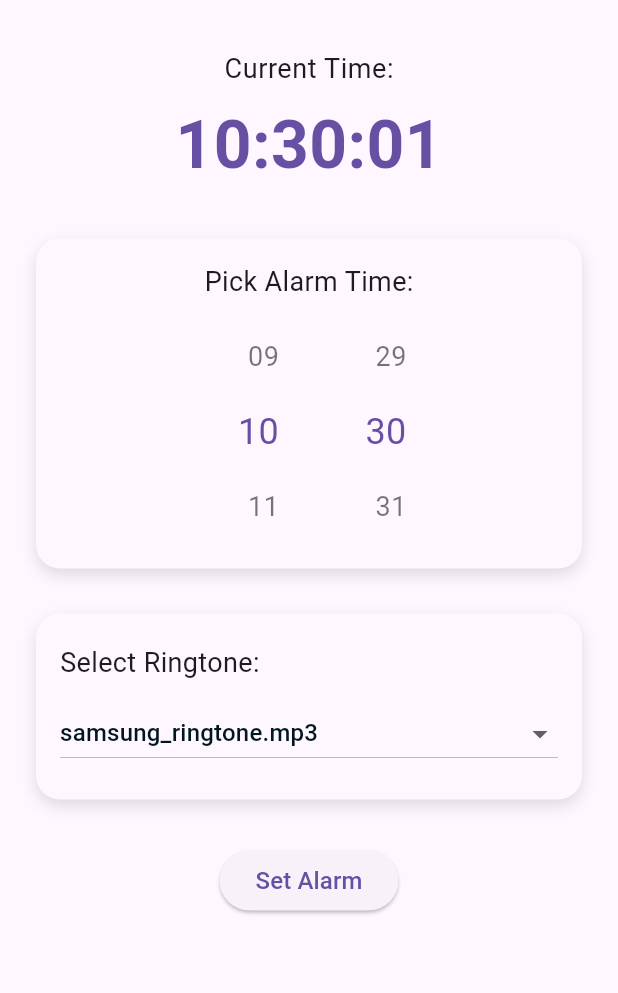
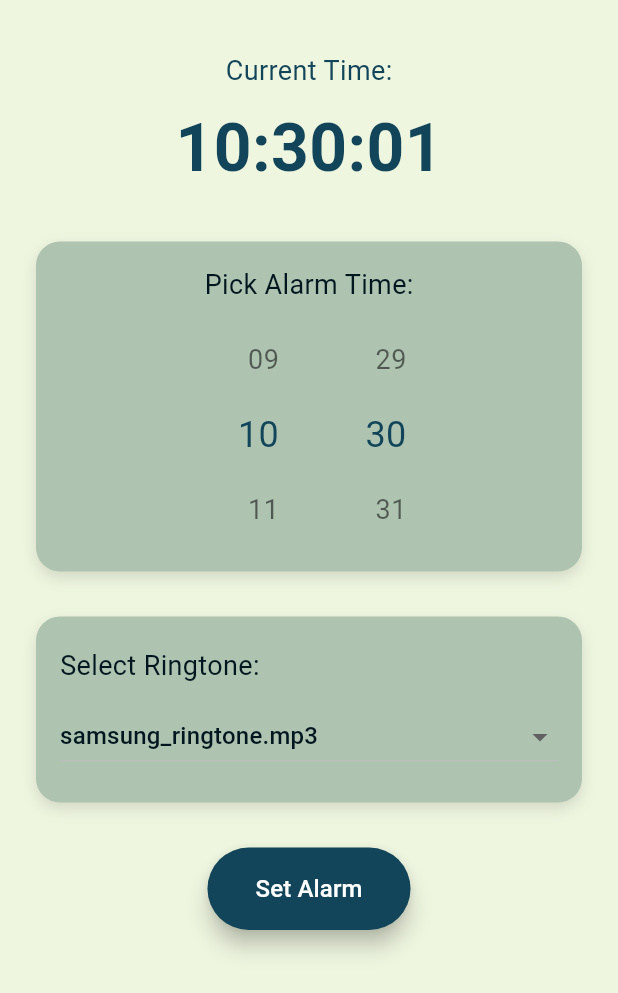
Before and after one commit to mellis0227/workout-tracker, a Flutter app: the AlarmView screen opened directly, on a phone screen of 412 x 824 dp. Shown: the top 993 px of the screen. Run offline on Flutter 3.47's test engine with Material 3 defaults, Android fonts, the phone set to English and light mode, and no system bars; drawn by our look-alikes of flutter_time_picker_spinner; our stand-ins replace audioplayers, cloud_firestore, firebase_auth, firebase_core, firebase_database, go_router and 1 more; accounts and stored records are empty.

Commit message:
fixed the colors after my changes changed how the alarm screen works

```diff
--- a/get_fit_app/lib/views/fitness_alarm_view.dart
+++ b/get_fit_app/lib/views/fitness_alarm_view.dart
@@ -2,53 +2,6 @@ import 'package:flutter/material.dart';
 import '../presenter/fitness_alarm_presenter.dart';
 import 'package:audioplayers/audioplayers.dart';
 import 'package:flutter_time_picker_spinner/flutter_time_picker_spinner.dart';
-
-class AlarmApp extends StatelessWidget {
-  const AlarmApp({super.key});
-
-  @override
-  Widget build(BuildContext context) {
-    return MaterialApp(
-      theme: ThemeData(
-        scaffoldBackgroundColor: const Color(0xFFEFF6E0), // Beige
-        primaryColor: const Color(0xFF124559), // Midnight green
-        colorScheme: const ColorScheme.light(
-          primary: Color(0xFF124559), // Midnight green
-          secondary: Color(0xFF598392), // Air Force blue
-          background: Color(0xFFEFF6E0), // Beige
-          surface: Color(0xFFAEC3B0), // Ash gray
-          error: Color(0xFFFF3B30), // Red
-        ),
-        textTheme: const TextTheme(
-          bodyMedium: TextStyle(color: Color(0xFF01161E)), // Rich black
-          bodySmall: TextStyle(color: Color(0xFF124559)), // Midnight green
-        ),
-        appBarTheme: const AppBarTheme(
-          backgroundColor: Color(0xFF01161E),
-          elevation: 1,
-          iconTheme: IconThemeData(color: Color(0xFFEFF6E0)),
-          titleTextStyle: TextStyle(
-            color: Color(0xFFEFF6E0),
-            fontWeight: FontWeight.bold,
-            fontSize: 20,
-          ),
-        ),
-        elevatedButtonTheme: ElevatedButtonThemeData(
-          style: ElevatedButton.styleFrom(
-            backgroundColor: Color(0xFF124559),
-            foregroundColor: Colors.white,
-            padding: EdgeInsets.symmetric(horizontal: 32, vertical: 16),
-            shape: RoundedRectangleBorder(
-              borderRadius: BorderRadius.circular(30),
-            ),
-            elevation: 6,
-          ),
-        ),
-      ),
-      home: const AlarmView(),
-    );
-  }
-}
 
 class AlarmView extends StatefulWidget {
   const AlarmView({super.key});
@@ -57,7 +10,9 @@ class AlarmView extends StatefulWidget {
   _AlarmViewState createState() => _AlarmViewState();
 }
 
-class _AlarmViewState extends State<AlarmView> with AutomaticKeepAliveClientMixin implements AlarmViewContract {
+class _AlarmViewState extends State<AlarmView>
+    with AutomaticKeepAliveClientMixin
+    implements AlarmViewContract {
   late AlarmPresenter _presenter;
   String _currentTime = '';
   String? _alarmTime;
@@ -147,8 +102,48 @@ class _AlarmViewState extends State<AlarmView> with AutomaticKeepAliveClientMixi
   @override
   Widget build(BuildContext context) {
     super.build(context);
-    return Scaffold(
-      backgroundColor: Theme.of(context).scaffoldBackgroundColor,
+
+    final ThemeData customTheme = ThemeData(
+      scaffoldBackgroundColor: const Color(0xFFEFF6E0),
+      primaryColor: const Color(0xFF124559),
+      colorScheme: const ColorScheme.light(
+        primary: Color(0xFF124559),
+        secondary: Color(0xFF598392),
+        background: Color(0xFFEFF6E0),
+        surface: Color(0xFFAEC3B0),
+        error: Color(0xFFFF3B30),
+      ),
+      textTheme: const TextTheme(
+        bodyMedium: TextStyle(color: Color(0xFF01161E)),
+        bodySmall: TextStyle(color: Color(0xFF124559)),
+      ),
+      appBarTheme: const AppBarTheme(
+        backgroundColor: Color(0xFF01161E),
+        elevation: 1,
+        iconTheme: IconThemeData(color: Color(0xFFEFF6E0)),
+        titleTextStyle: TextStyle(
+          color: Color(0xFFEFF6E0),
+          fontWeight: FontWeight.bold,
+          fontSize: 20,
+        ),
+      ),
+      elevatedButtonTheme: ElevatedButtonThemeData(
+        style: ElevatedButton.styleFrom(
+          backgroundColor: const Color(0xFF124559),
+          foregroundColor: Colors.white,
+          padding: const EdgeInsets.symmetric(horizontal: 32, vertical: 16),
+          shape: RoundedRectangleBorder(
+            borderRadius: BorderRadius.circular(30),
+          ),
+          elevation: 6,
+        ),
+      ),
+    );
+
+    return Theme(
+      data: customTheme,
+      child: Scaffold(
+        backgroundColor: customTheme.scaffoldBackgroundColor,
         body: SingleChildScrollView(
           child: Padding(
             padding: const EdgeInsets.all(24.0),
@@ -158,10 +153,7 @@ class _AlarmViewState extends State<AlarmView> with AutomaticKeepAliveClientMixi
                 const SizedBox(height: 10),
                 Text(
                   'Current Time:',
-                style: Theme.of(context)
-                    .textTheme
-                    .bodySmall
-                    ?.copyWith(fontSize: 18),
+                  style: customTheme.textTheme.bodySmall?.copyWith(fontSize: 18),
                 ),
                 const SizedBox(height: 8),
                 Text(
@@ -169,7 +161,7 @@ class _AlarmViewState extends State<AlarmView> with AutomaticKeepAliveClientMixi
                   style: TextStyle(
                     fontSize: 44,
                     fontWeight: FontWeight.w600,
-                  color: Theme.of(context).colorScheme.primary,
+                    color: customTheme.colorScheme.primary,
                   ),
                 ),
                 const SizedBox(height: 30),
@@ -177,7 +169,7 @@ class _AlarmViewState extends State<AlarmView> with AutomaticKeepAliveClientMixi
                   width: double.infinity,
                   padding: const EdgeInsets.all(16),
                   decoration: BoxDecoration(
-                  color: Theme.of(context).colorScheme.surface,
+                    color: customTheme.colorScheme.surface,
                     borderRadius: BorderRadius.circular(16),
                     boxShadow: const [
                       BoxShadow(
@@ -194,11 +186,11 @@ class _AlarmViewState extends State<AlarmView> with AutomaticKeepAliveClientMixi
                       const SizedBox(height: 12),
                       TimePickerSpinner(
                         is24HourMode: true,
-                      normalTextStyle:
-                          const TextStyle(fontSize: 18, color: Colors.black54),
+                        normalTextStyle: const TextStyle(
+                            fontSize: 18, color: Colors.black54),
                         highlightedTextStyle: TextStyle(
                             fontSize: 24,
-                          color: Theme.of(context).colorScheme.primary),
+                            color: customTheme.colorScheme.primary),
                         spacing: 40,
                         itemHeight: 50,
                         isForce2Digits: true,
@@ -213,10 +205,10 @@ class _AlarmViewState extends State<AlarmView> with AutomaticKeepAliveClientMixi
                 const SizedBox(height: 30),
                 Container(
                   width: double.infinity,
-                padding:
-                    const EdgeInsets.symmetric(horizontal: 16, vertical: 20),
+                  padding: const EdgeInsets.symmetric(
+                      horizontal: 16, vertical: 20),
                   decoration: BoxDecoration(
-                  color: Theme.of(context).colorScheme.surface,
+                    color: customTheme.colorScheme.surface,
                     borderRadius: BorderRadius.circular(16),
                     boxShadow: const [
                       BoxShadow(
@@ -257,7 +249,8 @@ class _AlarmViewState extends State<AlarmView> with AutomaticKeepAliveClientMixi
                 const SizedBox(height: 30),
                 ElevatedButton(
                   onPressed: _onSetAlarmPressed,
-                child: const Text('Set Alarm', style: TextStyle(fontSize: 16)),
+                  child:
+                  const Text('Set Alarm', style: TextStyle(fontSize: 16)),
                 ),
                 const SizedBox(height: 20),
                 if (_alarmTime != null)
@@ -265,10 +258,11 @@ class _AlarmViewState extends State<AlarmView> with AutomaticKeepAliveClientMixi
                     'Alarm Set For: $_alarmTime',
                     style: TextStyle(
                       fontSize: 18,
-                    color: Theme.of(context).colorScheme.secondary,
+                      color: customTheme.colorScheme.secondary,
                     ),
                   ),
               ],
+            ),
           ),
         ),
       ),
```
Lines whose indentation alone changed are shown as unchanged.
